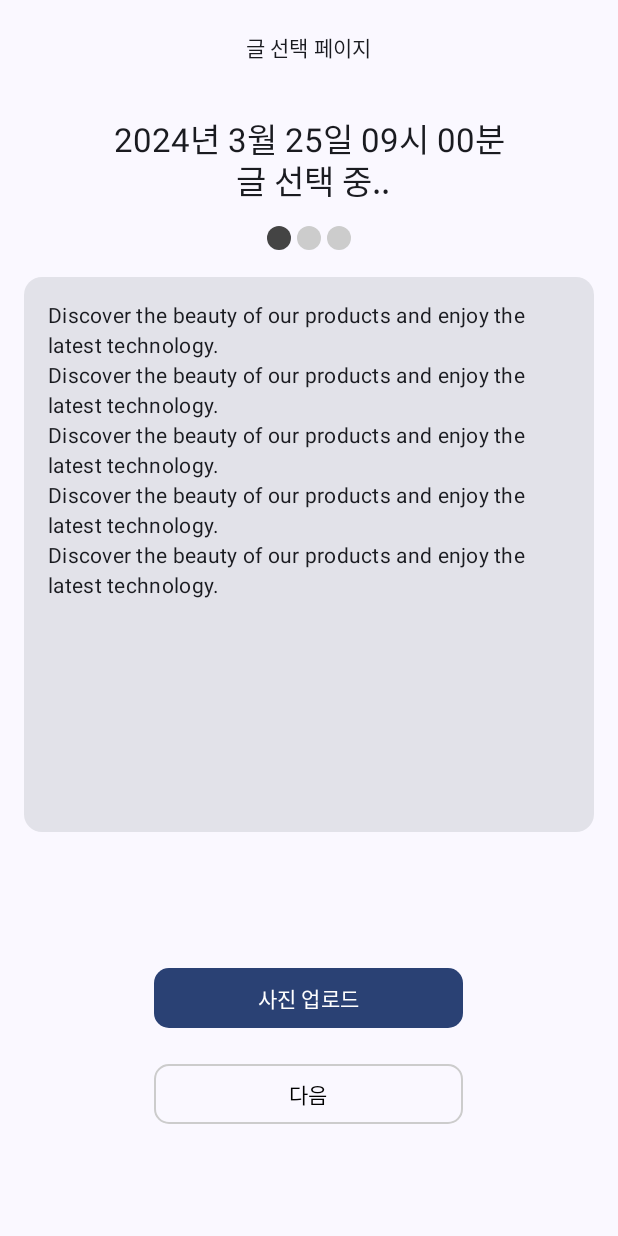
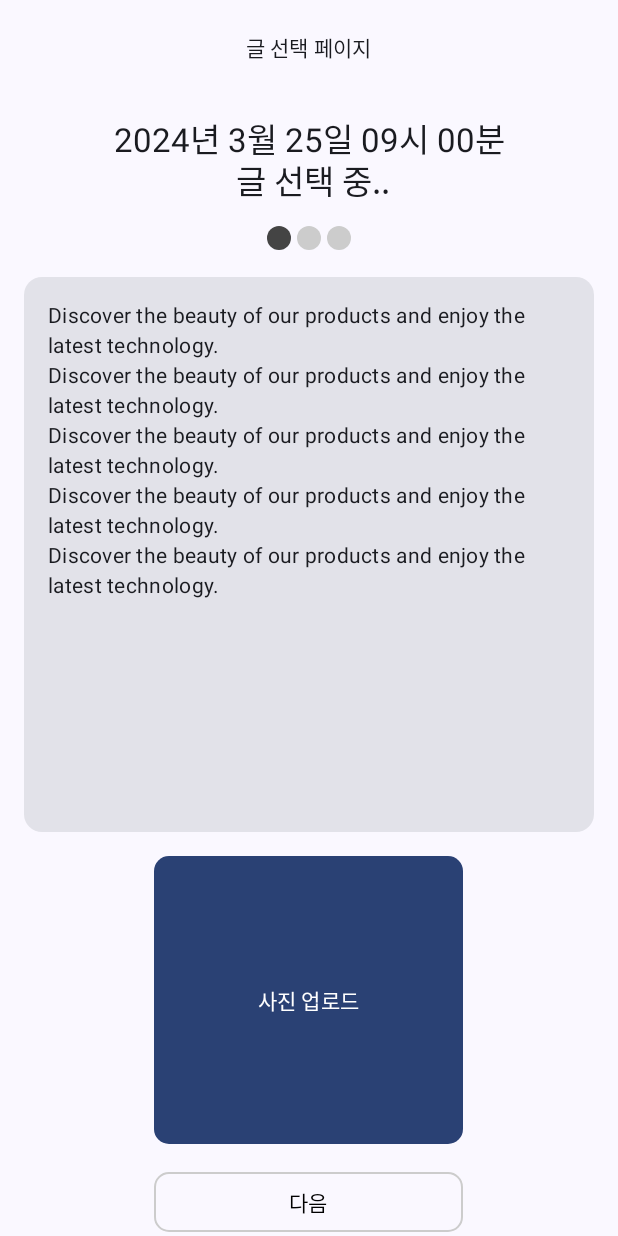
Before and after one commit to ERICA-gamsung/android, an Android app built with Jetpack Compose: the selectPost screen opened through its navigation route, on a phone screen of 412 x 824 dp. Run offline under Robolectric (Android 15) with nearby library versions, the phone set to English and light mode, and no system bars; our stand-ins replace Dagger/Hilt's generated code, livedata-compose.

Commit message:
Feature: 사진 업로드 버튼 클릭시 네이티브 갤러리 진입 & 사진 선택시 사진 업로드 썸네일로 표시

```diff
--- a/app/src/main/java/com/erica/gamsung/post/presentation/SelectPostScreen.kt
+++ b/app/src/main/java/com/erica/gamsung/post/presentation/SelectPostScreen.kt
@@ -1,7 +1,12 @@
 package com.erica.gamsung.post.presentation
 
+import android.graphics.BitmapFactory
+import android.net.Uri
+import androidx.activity.compose.rememberLauncherForActivityResult
+import androidx.activity.result.contract.ActivityResultContracts
 import androidx.compose.foundation.BorderStroke
 import androidx.compose.foundation.ExperimentalFoundationApi
+import androidx.compose.foundation.Image
 import androidx.compose.foundation.background
 import androidx.compose.foundation.layout.Arrangement
 import androidx.compose.foundation.layout.Box
@@ -10,6 +15,7 @@ import androidx.compose.foundation.layout.Row
 import androidx.compose.foundation.layout.Spacer
 import androidx.compose.foundation.layout.fillMaxSize
 import androidx.compose.foundation.layout.fillMaxWidth
+import androidx.compose.foundation.layout.height
 import androidx.compose.foundation.layout.padding
 import androidx.compose.foundation.layout.size
 import androidx.compose.foundation.layout.wrapContentHeight
@@ -19,7 +25,6 @@ import androidx.compose.foundation.pager.rememberPagerState
 import androidx.compose.foundation.shape.CircleShape
 import androidx.compose.foundation.shape.RoundedCornerShape
 import androidx.compose.material3.Button
-import androidx.compose.material3.ButtonDefaults
 import androidx.compose.material3.Card
 import androidx.compose.material3.MaterialTheme
 import androidx.compose.material3.OutlinedButton
@@ -28,11 +33,16 @@ import androidx.compose.material3.Text
 import androidx.compose.runtime.Composable
 import androidx.compose.runtime.State
 import androidx.compose.runtime.livedata.observeAsState
+import androidx.compose.runtime.mutableStateOf
+import androidx.compose.runtime.remember
 import androidx.compose.ui.Alignment
 import androidx.compose.ui.Modifier
 import androidx.compose.ui.draw.clip
 import androidx.compose.ui.graphics.Color
+import androidx.compose.ui.graphics.asImageBitmap
 import androidx.compose.ui.graphics.graphicsLayer
+import androidx.compose.ui.layout.ContentScale
+import androidx.compose.ui.platform.LocalContext
 import androidx.compose.ui.text.style.TextAlign
 import androidx.compose.ui.tooling.preview.Preview
 import androidx.compose.ui.unit.dp
@@ -43,6 +53,7 @@ import androidx.navigation.compose.rememberNavController
 import com.erica.gamsung.core.presentation.Screen
 import com.erica.gamsung.core.presentation.component.GsTopAppBar
 import com.erica.gamsung.post.data.mock.Post
+import java.io.InputStream
 import java.time.LocalDate
 import java.time.format.DateTimeFormatter
 import kotlin.math.absoluteValue
@@ -81,7 +92,11 @@ fun SelectPostScreen(
             TextSection(Modifier.weight(1f), text = text)
             PicSection(Modifier.weight(5f), post, pagerState)
 
-            ButtonSection(modifier = Modifier.weight(3f)) { navController.navigate(Screen.PreviewNewPost.route) }
+            ButtonSection(
+                modifier = Modifier.weight(3f),
+                onNextClick = { navController.navigate(Screen.PreviewNewPost.route) },
+                // onUploadClick = { imagePickerLauncher.launch("image/*") }
+            )
         }
     }
 }
@@ -118,13 +133,6 @@ fun PicSection(
     posts: State<List<Post>>,
     pagerState: PagerState,
 ) {
-    //    Box(
-    //        // 사진 들어갈 곳
-    //        modifier =
-    //            modifier
-    //                .fillMaxWidth()
-    //                .background(Color.LightGray),
-    //    ) {
     Column(
         modifier = modifier,
     ) {
@@ -153,16 +161,11 @@ fun PicSection(
     }
 }
 
-//    Text(
-//        text = "게시글",
-//        style = TextStyle(fontSize = 20.sp, fontWeight = FontWeight.Bold),
-//        modifier = Modifier.padding(16.dp),
-//    )
-
 @Composable
 fun ButtonSection(
     modifier: Modifier,
-    onClick: () -> Unit = {},
+//    onUploadClick: () -> Unit = {},
+    onNextClick: () -> Unit = {},
 ) {
     Row(
         modifier = modifier,
@@ -176,27 +179,13 @@ fun ButtonSection(
             verticalArrangement = Arrangement.SpaceEvenly,
             horizontalAlignment = Alignment.CenterHorizontally,
         ) {
-            Button(
-                modifier =
-                    Modifier
-                        .fillMaxWidth()
-                        .padding(bottom = 8.dp),
-                onClick = { /* 작성 액션 처리 */ },
-                colors =
-                    ButtonDefaults.buttonColors(
-                        contentColor = Color.White,
-                        containerColor = MaterialTheme.colorScheme.primary,
-                    ),
-                shape = RoundedCornerShape(10.dp),
-            ) {
-                Text(text = "사진 업로드")
-            }
+            PicBtn()
             OutlinedButton(
                 modifier =
                     Modifier
                         .fillMaxWidth()
                         .padding(top = 8.dp),
-                onClick = onClick,
+                onClick = onNextClick,
                 border = BorderStroke(1.dp, Color.LightGray),
                 shape = RoundedCornerShape(10.dp),
             ) {
@@ -204,6 +193,49 @@ fun ButtonSection(
             }
         }
         Spacer(modifier = Modifier.weight(1f))
+    }
+}
+
+@Composable
+fun PicBtn() {
+    val selectedImageUri =
+        remember {
+            mutableStateOf<Uri?>(null)
+        }
+    val context = LocalContext.current
+
+    val imagePickerLauncher =
+        rememberLauncherForActivityResult(
+            contract = ActivityResultContracts.GetContent(),
+        ) {
+            selectedImageUri.value = it
+        }
+    Button(
+        modifier =
+            Modifier
+                .fillMaxWidth()
+                .height(200.dp)
+                .padding(bottom = 8.dp),
+        onClick = { imagePickerLauncher.launch("image/*") },
+//                colors =
+//                ButtonDefaults.buttonColors(
+//                    contentColor = Color.White,
+//                    containerColor = MaterialTheme.colorScheme.primary,
+//                ),
+        shape = RoundedCornerShape(10.dp),
+    ) {
+        if (selectedImageUri.value == null) {
+            Text(text = "사진 업로드")
+        } else {
+            val inputStream: InputStream? = context.contentResolver.openInputStream(selectedImageUri.value!!)
+            val bitmap = BitmapFactory.decodeStream(inputStream)
+            Image(
+                bitmap = bitmap.asImageBitmap(),
+                contentDescription = "SelectedImage",
+                modifier = Modifier.size(200.dp),
+                contentScale = ContentScale.Crop,
+            )
+        }
     }
 }
 
```
